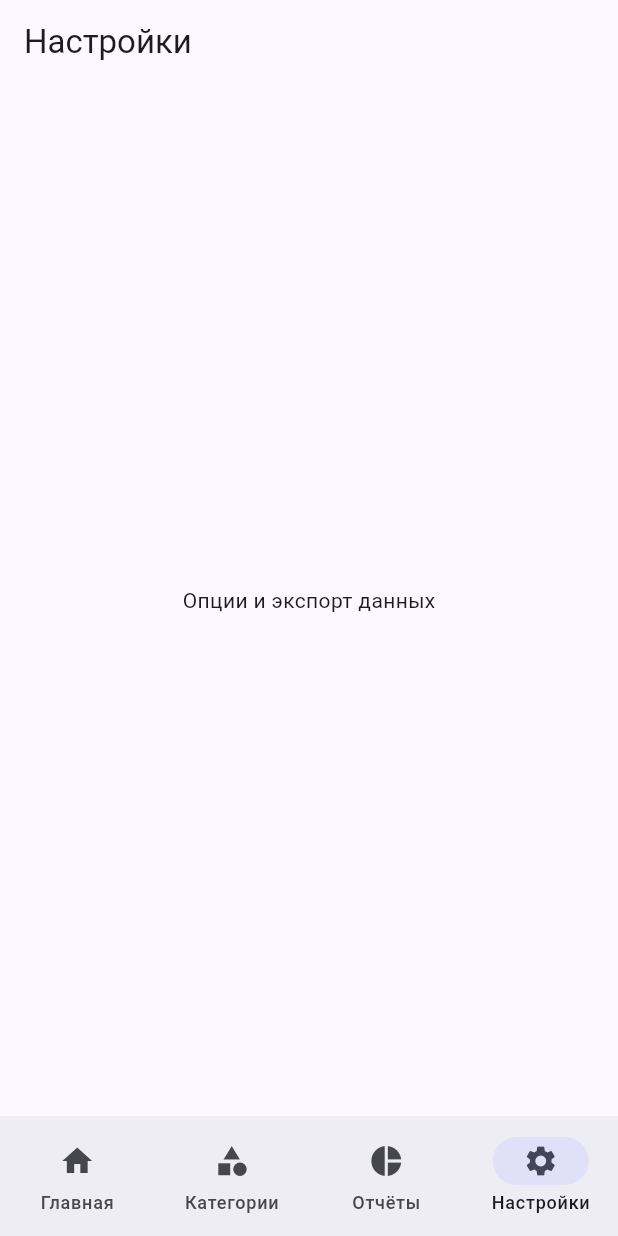
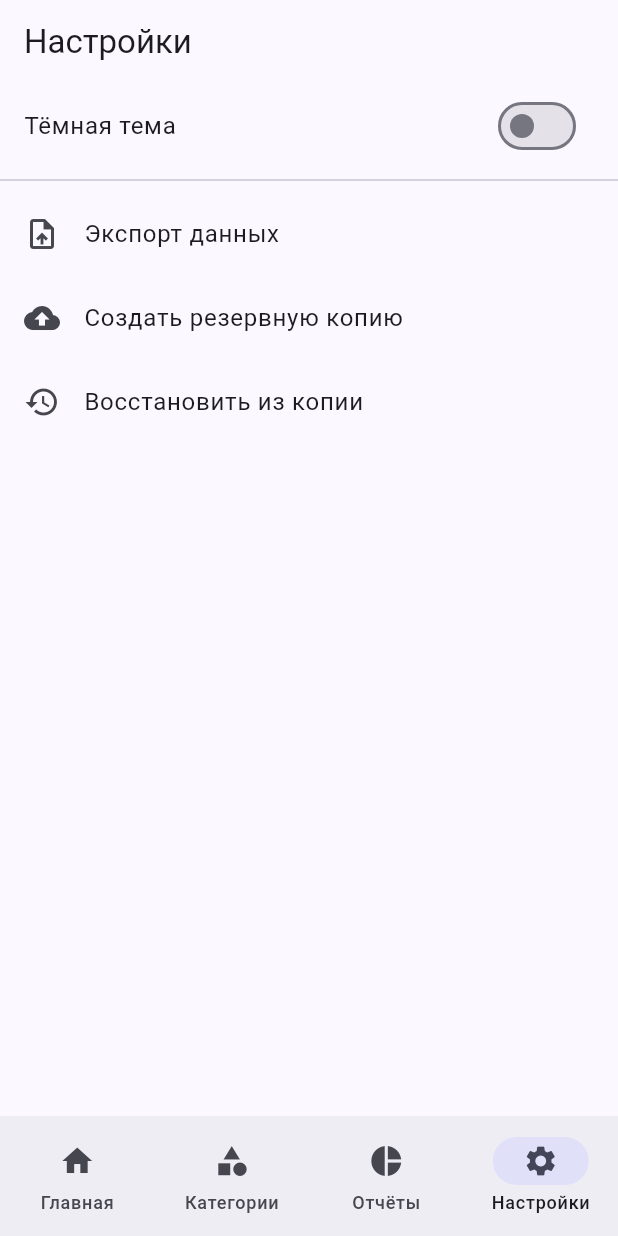
Before and after one commit to Dev-saint/FinliteApp, a Flutter app: the screen it shows after launch, item 4 of the bottom bar chosen, on a phone screen of 412 x 824 dp. Run offline on Flutter 3.47's test engine with Material 3 defaults, Android fonts, the phone set to English and light mode, and no system bars.

Commit message:
Add settings screen with export and backup options (placeholders)

```diff
--- a/lib/screens/settings_screen.dart
+++ b/lib/screens/settings_screen.dart
@@ -5,9 +5,55 @@ class SettingsScreen extends StatelessWidget {
 
   @override
   Widget build(BuildContext context) {
+    bool isDarkTheme = false; // пока не подключено
+
     return Scaffold(
       appBar: AppBar(title: const Text('Настройки')),
-      body: const Center(child: Text('Опции и экспорт данных')),
+      body: ListView(
+        children: [
+          SwitchListTile(
+            title: const Text('Тёмная тема'),
+            value: isDarkTheme,
+            onChanged: (_) {
+              // TODO: переключение темы
+              ScaffoldMessenger.of(context).showSnackBar(
+                const SnackBar(content: Text('Функция в разработке')),
+              );
+            },
+          ),
+          const Divider(),
+          ListTile(
+            leading: const Icon(Icons.upload_file),
+            title: const Text('Экспорт данных'),
+            onTap: () {
+              // TODO: экспорт
+              ScaffoldMessenger.of(context).showSnackBar(
+                const SnackBar(content: Text('Экспорт ещё не реализован')),
+              );
+            },
+          ),
+          ListTile(
+            leading: const Icon(Icons.backup),
+            title: const Text('Создать резервную копию'),
+            onTap: () {
+              // TODO: резервное копирование
+              ScaffoldMessenger.of(context).showSnackBar(
+                const SnackBar(content: Text('Копирование ещё не реализовано')),
+              );
+            },
+          ),
+          ListTile(
+            leading: const Icon(Icons.restore),
+            title: const Text('Восстановить из копии'),
+            onTap: () {
+              // TODO: восстановление
+              ScaffoldMessenger.of(context).showSnackBar(
+                const SnackBar(content: Text('Восстановление ещё не реализовано')),
+              );
+            },
+          ),
+        ],
+      ),
     );
   }
 }
```
